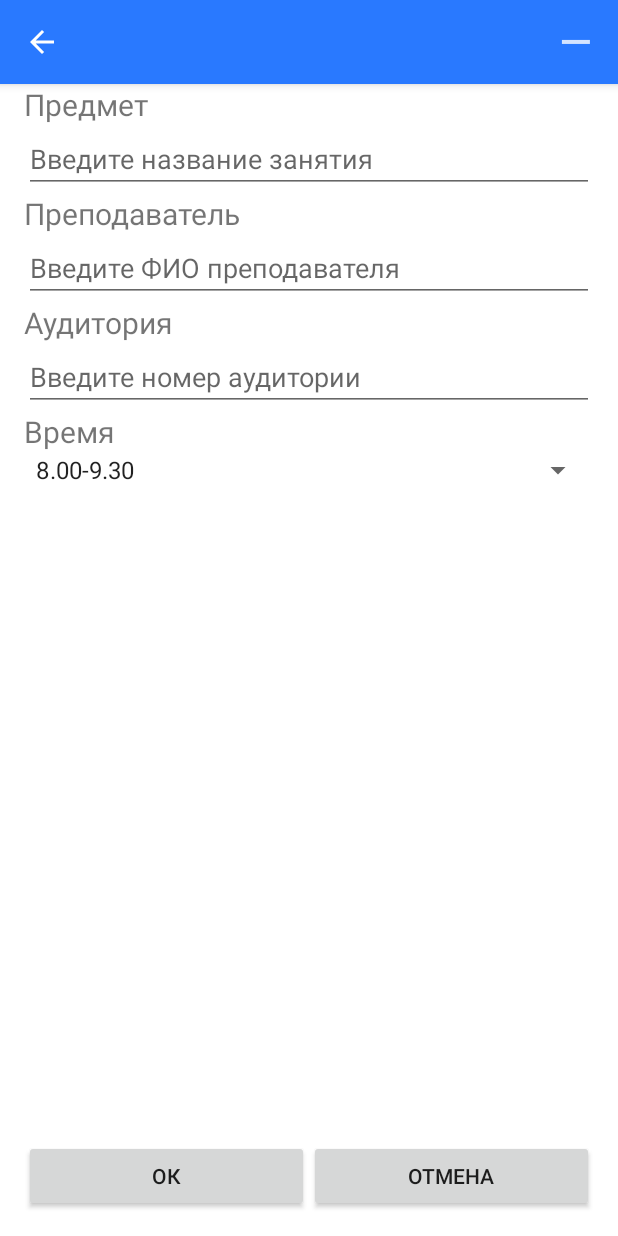
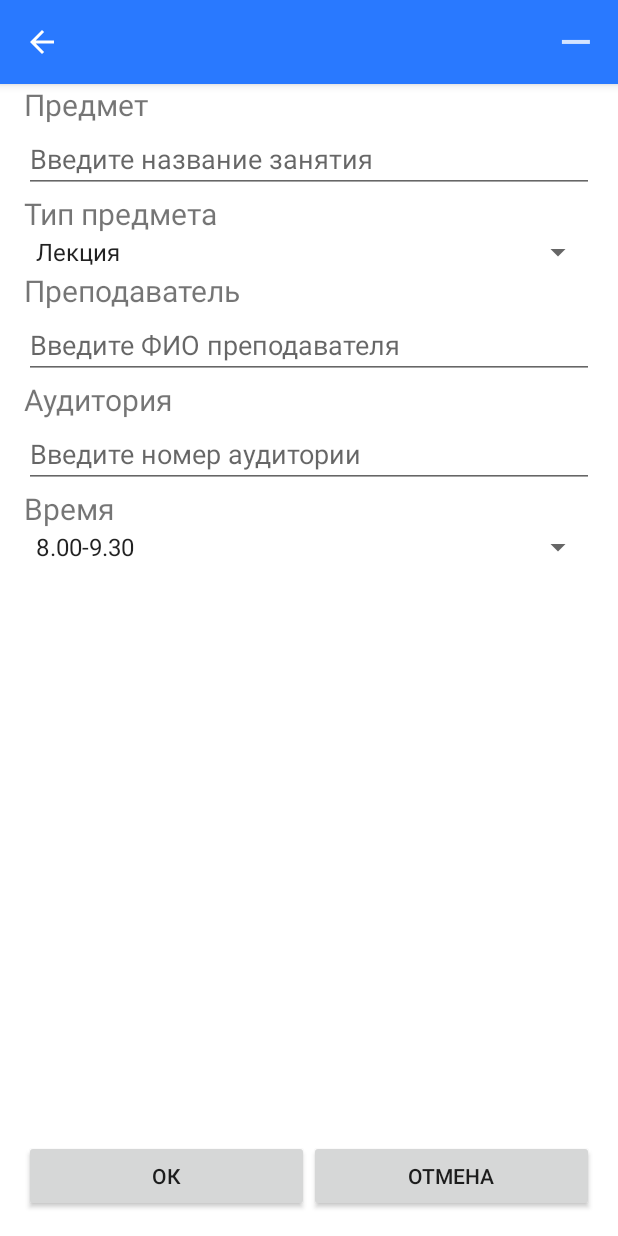
Before and after one commit to akella266/Shedule, an Android app: the fragment InfoFragment placed in its activity, on a phone screen of 412 x 824 dp. Run offline under Robolectric (Android 15) with nearby library versions, the phone set to English and light mode, and no system bars; libraries missing offline, so code that uses them is left out: com.github.brnunes.swipeablerecyclerview; 17 statements that could not run were skipped.

Commit message:
Add type of lesson with enum Types

```diff
--- a/app/src/main/java/com/akella266/paspisaniereload/Days.java
+++ b/app/src/main/java/com/akella266/paspisaniereload/Enums/Days.java
@@ -1,8 +1,4 @@
-package com.akella266.paspisaniereload;
-
-/**
- * Created by Akella266 on 09.02.2017.
- */
+package com.akella266.paspisaniereload.Enums;
 
 public enum Days {
     Понедельник,
--- /dev/null
+++ b/app/src/main/java/com/akella266/paspisaniereload/Enums/Types.java
@@ -0,0 +1,8 @@
+package com.akella266.paspisaniereload.Enums;
+
+public enum Types {
+    Лекция,
+    Практика,
+    Лабораторная,
+    Семинар
+}
--- a/app/src/main/java/com/akella266/paspisaniereload/Fragments/InfoFragment.java
+++ b/app/src/main/java/com/akella266/paspisaniereload/Fragments/InfoFragment.java
@@ -20,21 +20,23 @@ import android.widget.Spinner;
 
 import com.akella266.paspisaniereload.LessonInfo;
 import com.akella266.paspisaniereload.R;
+import com.akella266.paspisaniereload.Enums.Types;
 
 import java.util.ArrayList;
 import java.util.UUID;
-//{"8.00-9.30", "9.45-11.15", "11.25-12.55", "13.25-14.55", "15.05-16.35", "16.50-18.20"}
+
 public class InfoFragment extends Fragment {
 
     private static final String ARG_LESSON_ID ="lesson_id";
     private ArrayList<String> times;
-    //private String[] str = new String[]{"8.00-9.30", "9.45-11.15", "11.25-12.55", "13.25-14.55", "15.05-16.35", "16.50-18.20"};
     ArrayAdapter<String> timesAdapter;
+    ArrayAdapter<Types> typesAdapter;
     LessonInfo lessonInfo;
     EditText etLesson;
     EditText etProf;
     EditText etRoom;
     Spinner sprTime;
+    Spinner sprType;
     Button btnOK;
     Button btnCancel;
     boolean isNew;
@@ -86,13 +88,15 @@ public class InfoFragment extends Fragment {
 
         sprTime = (Spinner) view.findViewById(R.id.lesson_fragment_spinner_time);
 
-        times = new ArrayList<String>();
+        times = new ArrayList<>();
         times.add("8.00-9.30");
         times.add("9.45-11.15");
         times.add("11.25-12.55");
         times.add("13.25-14.55");
         times.add("15.05-16.35");
         times.add("16.50-18.20");
+
+        sprType = (Spinner) view.findViewById(R.id.lesson_fragment_spinner_type);
     }
 
     private void setListeners() {
@@ -106,7 +110,8 @@ public class InfoFragment extends Fragment {
                     lessonInfo.setLesson(etLesson.getText().toString());
                     lessonInfo.setProf(etProf.getText().toString());
                     lessonInfo.setRoom(etRoom.getText().toString());
-                    lessonInfo.setTime(times.get(sprTime.getSelectedItemPosition()));
+                    lessonInfo.setTime(sprTime.getSelectedItem().toString());
+                    lessonInfo.setType(sprType.getSelectedItem().toString());
                     getActivity().finish();
                 }
             }
@@ -122,11 +127,10 @@ public class InfoFragment extends Fragment {
             }
         });
 
-        timesAdapter = new ArrayAdapter<String>(getActivity(),android.R.layout.simple_spinner_item, times);
+        timesAdapter = new ArrayAdapter<>(getActivity(),android.R.layout.simple_spinner_item, times);
         timesAdapter.setDropDownViewResource(android.R.layout.simple_spinner_dropdown_item);
 
         sprTime.setAdapter(timesAdapter);
-        sprTime.setPrompt("Время");
         int indexOfTime = LessonSingle.get(getActivity()).getmLessons().size();
         if (indexOfTime > 6)
             indexOfTime = 6;
@@ -135,6 +139,23 @@ public class InfoFragment extends Fragment {
             @Override
             public void onItemSelected(AdapterView<?> adapterView, View view, int i, long l) {
                 sprTime.setSelection(i);
+            }
+
+            @Override
+            public void onNothingSelected(AdapterView<?> adapterView) {
+
+            }
+        });
+
+        typesAdapter = new ArrayAdapter<>(getActivity(), android.R.layout.simple_spinner_item, Types.values());
+        typesAdapter.setDropDownViewResource(android.R.layout.simple_spinner_dropdown_item);
+
+        sprType.setAdapter(typesAdapter);
+        sprType.setSelection(0);
+        sprType.setOnItemSelectedListener(new AdapterView.OnItemSelectedListener() {
+            @Override
+            public void onItemSelected(AdapterView<?> adapterView, View view, int i, long l) {
+                sprType.setSelection(i);
             }
 
             @Override
--- a/app/src/main/java/com/akella266/paspisaniereload/Fragments/LessonSingle.java
+++ b/app/src/main/java/com/akella266/paspisaniereload/Fragments/LessonSingle.java
@@ -100,7 +100,7 @@ public class LessonSingle {
         }
     }
 
-    public void updateLesson(LessonInfo info){
+    void updateLesson(LessonInfo info){
         String uuid = info.getId().toString();
         ContentValues values = getContentValues(info);
 
@@ -114,6 +114,7 @@ public class LessonSingle {
         values.put(LessonDBSchema.LessonTable.Cols.PROF, info.getProf());
         values.put(LessonDBSchema.LessonTable.Cols.ROOM, info.getRoom());
         values.put(LessonDBSchema.LessonTable.Cols.TIME, info.getTime());
+        values.put(LessonDBSchema.LessonTable.Cols.TYPE, info.getType());
 
         return values;
     }
--- a/app/src/main/java/com/akella266/paspisaniereload/Fragments/LessonsFragment.java
+++ b/app/src/main/java/com/akella266/paspisaniereload/Fragments/LessonsFragment.java
@@ -171,6 +171,7 @@ public class LessonsFragment extends Fragment {
 
         private LessonInfo mLessonInfo;
         private TextView tvLesson;
+        private TextView tvType;
         private TextView tvProf;
         private TextView tvRoom;
         private TextView tvTime;
@@ -178,6 +179,7 @@ public class LessonsFragment extends Fragment {
         public void bindLesson(LessonInfo lesson){
             mLessonInfo = lesson;
             tvLesson.setText(lesson.getLesson());
+            tvType.setText(lesson.getType());
             tvProf.setText(lesson.getProf());
             tvRoom.setText(lesson.getRoom());
             tvTime.setText(lesson.getTime());
@@ -190,6 +192,7 @@ public class LessonsFragment extends Fragment {
 
 
             tvLesson = (TextView)itemView.findViewById(R.id.tvNameLesson);
+            tvType = (TextView)itemView.findViewById(R.id.tvType);
             tvProf = (TextView)itemView.findViewById(R.id.tvProf);
             tvRoom = (TextView)itemView.findViewById(R.id.tvRoom);
             tvTime = (TextView)itemView.findViewById(R.id.tvTime);
--- a/app/src/main/java/com/akella266/paspisaniereload/database/LessonCursorWrapper.java
+++ b/app/src/main/java/com/akella266/paspisaniereload/database/LessonCursorWrapper.java
@@ -8,10 +8,6 @@ import com.akella266.paspisaniereload.LessonInfo;
 import java.util.UUID;
 
 import static com.akella266.paspisaniereload.database.LessonDBSchema.*;
-
-/**
- * Created by Akella266 on 07.02.2017.
- */
 
 public class LessonCursorWrapper extends CursorWrapper {
 
@@ -25,6 +21,7 @@ public class LessonCursorWrapper extends CursorWrapper {
         String prof = getString(getColumnIndex(LessonTable.Cols.PROF));
         String room = getString(getColumnIndex(LessonTable.Cols.ROOM));
         String time = getString(getColumnIndex(LessonTable.Cols.TIME));
+        String type = getString(getColumnIndex(LessonTable.Cols.TYPE));
 
 
         LessonInfo info = new LessonInfo(UUID.fromString(uuid));
@@ -32,6 +29,7 @@ public class LessonCursorWrapper extends CursorWrapper {
         info.setProf(prof);
         info.setRoom(room);
         info.setTime(time);
+        info.setType(type);
 
         return info;
     }
--- a/app/src/main/java/com/akella266/paspisaniereload/database/LessonDBSchema.java
+++ b/app/src/main/java/com/akella266/paspisaniereload/database/LessonDBSchema.java
@@ -19,7 +19,7 @@ public class LessonDBSchema {
             public static final String PROF = "prof";
             public static final String ROOM = "room";
             public static final String TIME = "time";
-
+            public static final String TYPE = "type";
         }
     }
 }
--- a/app/src/main/res/layout/lesson_fragment.xml
+++ b/app/src/main/res/layout/lesson_fragment.xml
@@ -1,6 +1,5 @@
 <?xml version="1.0" encoding="utf-8"?>
 <LinearLayout xmlns:android="http://schemas.android.com/apk/res/android"
-    xmlns:tools="http://schemas.android.com/tools"
     android:orientation="vertical"
     android:layout_width="match_parent"
     android:layout_height="match_parent"
@@ -22,6 +21,22 @@
         android:layout_marginLeft="16dp"
         android:layout_marginRight="16dp"
         android:hint="@string/lesson_fargment_et_Lesson_hint"/>
+
+    <TextView
+        android:layout_width="wrap_content"
+        android:layout_height="wrap_content"
+        android:layout_marginLeft="16dp"
+        android:layout_marginRight="16dp"
+        android:textSize="20sp"
+        android:text="@string/lesson_fragment_tv_Type"/>
+
+    <Spinner
+        android:id="@+id/lesson_fragment_spinner_type"
+        android:layout_width="match_parent"
+        android:layout_height="wrap_content"
+        android:layout_marginLeft="16dp"
+        android:layout_marginRight="16dp">
+    </Spinner>
 
     <TextView
         android:layout_width="wrap_content"
@@ -76,7 +91,8 @@
         android:layout_height="match_parent"
         android:orientation="horizontal"
         android:gravity="bottom"
-        android:layout_margin="16dp">
+        android:layout_margin="16dp"
+        >
 
         <Button
             android:id="@+id/lesson_fragment_btn_ok"
--- a/app/src/main/res/values/strings.xml
+++ b/app/src/main/res/values/strings.xml
@@ -19,5 +19,6 @@
     <string name="new_lesson">Новый предмет</string>
     <string name="no_lessons">Предметы отсутствуют</string>
     <string name="no_name_lesson">Необходимо обязательно ввести название предмета</string>
+    <string name="lesson_fragment_tv_Type">Тип предмета</string>
 
 </resources>
```
Also changed, not shown: app/src/main/java/com/akella266/paspisaniereload/LessonInfo.java (+9 -4 lines), app/src/main/java/com/akella266/paspisaniereload/database/LessonBaseHelper.java (+3 -6 lines), app/src/main/res/layout/card_lesson.xml (+12 -4 lines).
